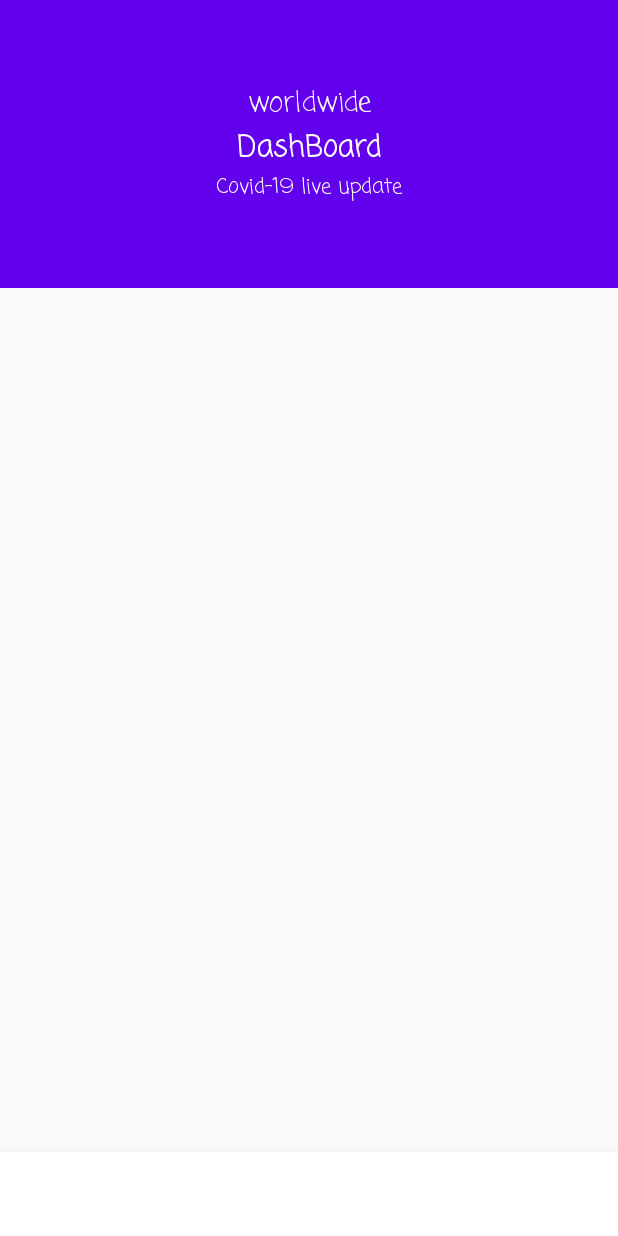
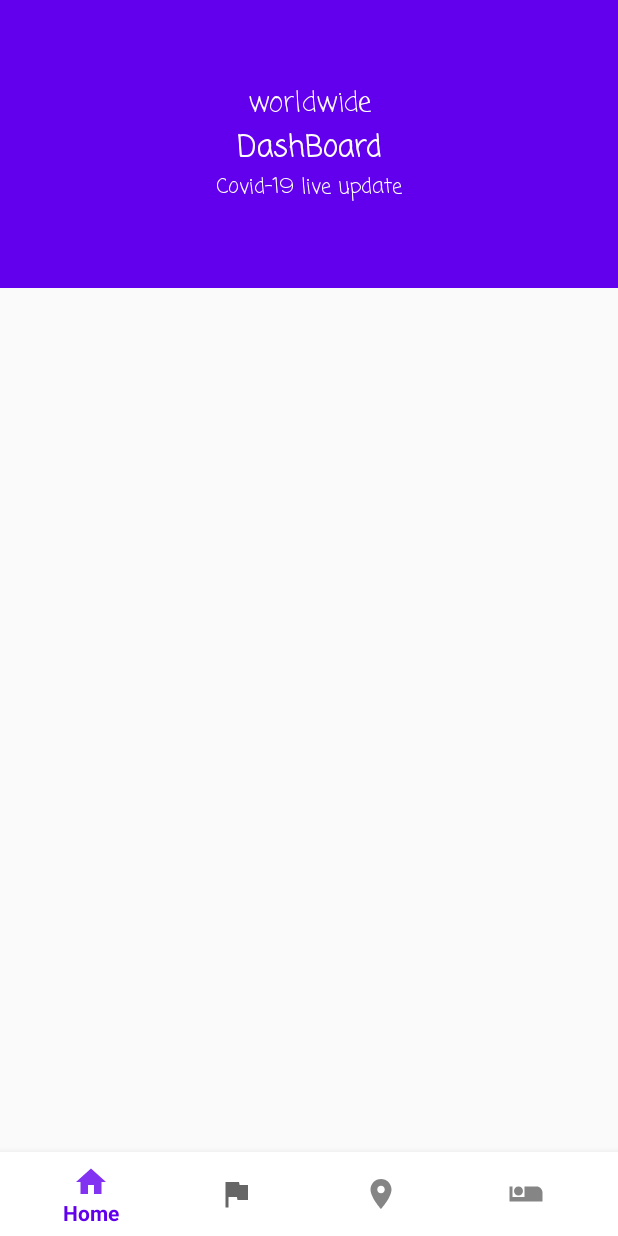
Before and after one commit to AyusPokhriyal-18/COVID-19-Tracker, an Android app: the screen it shows after launch (MainActivity), on a phone screen of 412 x 824 dp. Run offline under Robolectric (Android 15) with nearby library versions, the phone set to English and light mode, and no system bars; 1 statement that could not run was skipped.

Commit message:
just one

```diff
--- a/app/src/main/java/com/example/covid_19tracker/MainActivity.java
+++ b/app/src/main/java/com/example/covid_19tracker/MainActivity.java
@@ -3,12 +3,35 @@ package com.example.covid_19tracker;
 import androidx.appcompat.app.AppCompatActivity;
 
 import android.os.Bundle;
+import android.view.View;
+import android.widget.TextView;
+import android.widget.Toolbar;
+
+import com.google.android.material.appbar.CollapsingToolbarLayout;
+import com.google.android.material.bottomnavigation.BottomNavigationView;
 
 public class MainActivity extends AppCompatActivity {
-
+TextView t1, t2, t3;
+Toolbar toolbar;
+BottomNavigationView bottomNavigationView;
+CollapsingToolbarLayout collapsingToolbarLayout;
     @Override
     protected void onCreate(Bundle savedInstanceState) {
         super.onCreate(savedInstanceState);
         setContentView(R.layout.activitymain2);
+
+      ViewInit()
+
+
+    }
+
+    private void ViewInit() {
+    t1=findViewById(R.id.t1);
+        t2=findViewById(R.id.t1);
+        t3=findViewById(R.id.t1);
+        toolbar= findViewById(R.id.toolbar);
+        bottomNavigationView=findViewById(R.id.bottommenu);
+        collapsingToolbarLayout=findViewById(R.id.colLayout);
+
     }
 }
--- /dev/null
+++ b/app/src/main/res/drawable-anydpi/ic_Countries.xml
@@ -0,0 +1,11 @@
+<vector xmlns:android="http://schemas.android.com/apk/res/android"
+    android:width="24dp"
+    android:height="24dp"
+    android:viewportWidth="24"
+    android:viewportHeight="24"
+    android:tint="#080808"
+    android:alpha="0.8">
+    <path
+        android:fillColor="#FF000000"
+        android:pathData="M12,2C8.13,2 5,5.13 5,9c0,5.25 7,13 7,13s7,-7.75 7,-13c0,-3.87 -3.13,-7 -7,-7zM12,11.5c-1.38,0 -2.5,-1.12 -2.5,-2.5s1.12,-2.5 2.5,-2.5 2.5,1.12 2.5,2.5 -1.12,2.5 -2.5,2.5z"/>
+</vector>
--- /dev/null
+++ b/app/src/main/res/drawable-anydpi/ic_Symptoms.xml
@@ -0,0 +1,11 @@
+<vector xmlns:android="http://schemas.android.com/apk/res/android"
+    android:width="24dp"
+    android:height="24dp"
+    android:viewportWidth="24"
+    android:viewportHeight="24"
+    android:tint="#080808"
+    android:alpha="0.8">
+    <path
+        android:fillColor="#FF000000"
+        android:pathData="M7,13c1.65,0 3,-1.35 3,-3S8.65,7 7,7s-3,1.35 -3,3 1.35,3 3,3zM19,7h-8v7L3,14L3,7L1,7v10h22v-6c0,-2.21 -1.79,-4 -4,-4z"/>
+</vector>
--- /dev/null
+++ b/app/src/main/res/drawable/ic_flag.xml
@@ -0,0 +1,9 @@
+<vector xmlns:android="http://schemas.android.com/apk/res/android"
+        android:width="24dp"
+        android:height="24dp"
+        android:viewportWidth="24.0"
+        android:viewportHeight="24.0">
+    <path
+        android:fillColor="#FF000000"
+        android:pathData="M14.4,6L14,4H5v17h2v-7h5.6l0.4,2h7V6z"/>
+</vector>
--- a/app/src/main/res/layout/activitymain2.xml
+++ b/app/src/main/res/layout/activitymain2.xml
@@ -84,5 +84,9 @@ android:id="@+id/colLayout"
         android:layout_width="match_parent"
         android:layout_height="wrap_content"
         android:background="#ffff"
-        android:layout_gravity="bottom"></com.google.android.material.bottomnavigation.BottomNavigationView>
+        android:layout_gravity="bottom"
+        app:menu="@menu/bottommenu"
+        android:id="@+id/bottommenu">
+
+    </com.google.android.material.bottomnavigation.BottomNavigationView>
 </androidx.coordinatorlayout.widget.CoordinatorLayout>
--- a/app/src/main/res/menu/topmenu.xml
+++ b/app/src/main/res/menu/bottommenu.xml
@@ -1,5 +1,6 @@
 <?xml version="1.0" encoding="utf-8"?>
 <menu xmlns:android="http://schemas.android.com/apk/res/android"
+    xmlns:app="http://schemas.android.com/apk/res-auto">
     xmlns:app="http://schemas.android.com/apk/res-auto">
 
     <item android:id="@+id/Home"
@@ -8,18 +9,16 @@
         app:showAsAction="ifRoom"></item>
 
     <item android:id="@+id/India"
-        android:icon="@drawable/india"
+        android:icon="@drawable/ic_flag"
         android:title="Home"
         app:showAsAction="ifRoom"></item>
 
     <item android:id="@+id/AllCountries"
-        android:icon="@drawable/india"
+        android:icon="@drawable/ic_Countries"
         android:title="All Countries"
         app:showAsAction="ifRoom"></item>
     <item android:id="@+id/Symptoms"
-        android:icon="@drawable/Symptoms"
+        android:icon="@drawable/ic_Symptoms"
         android:title="Symptoms"
         app:showAsAction="ifRoom"></item>
-
-
 </menu>
```
Also changed, not shown: app/src/main/res/drawable-hdpi/ic_Countries.png (added), app/src/main/res/drawable-hdpi/ic_Symptoms.png (added), app/src/main/res/drawable-mdpi/ic_Countries.png (added), app/src/main/res/drawable-mdpi/ic_Symptoms.png (added), app/src/main/res/drawable-v24/India.jpg (deleted), app/src/main/res/drawable-xhdpi/ic_Countries.png (added), app/src/main/res/drawable-xhdpi/ic_Symptoms.png (added), app/src/main/res/drawable-xxhdpi/ic_Countries.png (added), app/src/main/res/drawable-xxhdpi/ic_Symptoms.png (added).
